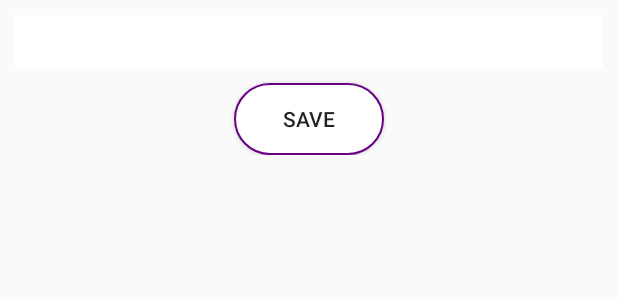
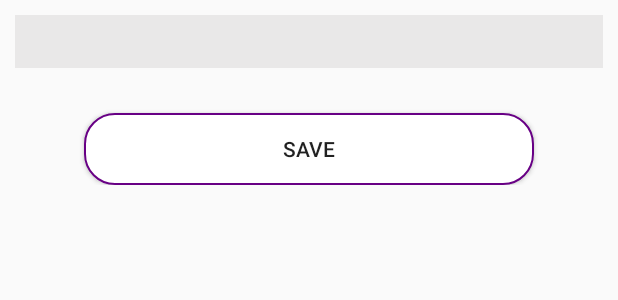
Before and after one commit to MikeAde1/ClipboardManager, an Android app: the layout fragment_edit_clip_board.xml on its own in the app's theme, with its tools: preview values and no code run, on a phone screen of 412 x 824 dp. Shown: the top 300 px of the screen. Run offline under Robolectric (Android 15) with nearby library versions, the phone set to English and light mode, and no system bars; Roboto replaces fonts that are not available here.

Commit message:
Change view dimensions and attributes

```diff
--- a/app/src/main/res/drawable/ic_content_copy_black_24dp.xml
+++ b/app/src/main/res/drawable/ic_content_copy_black_24dp.xml
@@ -4,6 +4,6 @@
         android:viewportWidth="24.0"
         android:viewportHeight="24.0">
     <path
-        android:fillColor="#FF000000"
+        android:fillColor="#FFFFFF"
         android:pathData="M16,1L4,1c-1.1,0 -2,0.9 -2,2v14h2L4,3h12L16,1zM19,5L8,5c-1.1,0 -2,0.9 -2,2v14c0,1.1 0.9,2 2,2h11c1.1,0 2,-0.9 2,-2L21,7c0,-1.1 -0.9,-2 -2,-2zM19,21L8,21L8,7h11v14z"/>
 </vector>
--- a/app/src/main/res/drawable/save_button.xml
+++ b/app/src/main/res/drawable/save_button.xml
@@ -5,7 +5,7 @@
     <stroke android:width="1dp"
             android:color= "@color/colorPrimary"/>
 
-    <corners android:radius="40dp"/>
+    <corners android:radius="20dp"/>
     <solid android:color="#FFFFFF"/>
 
 </shape>
--- a/app/src/main/res/layout/adapter_floating_icon.xml
+++ b/app/src/main/res/layout/adapter_floating_icon.xml
@@ -7,6 +7,7 @@
         android:layout_marginTop="2dp"
         android:layout_marginLeft="2dp"
         android:padding="1dp"
+        android:layout_marginBottom="2dp"
         android:layout_marginStart="2dp">
     <RelativeLayout
             android:layout_width="match_parent"
--- a/app/src/main/res/layout/fragment_edit_clip_board.xml
+++ b/app/src/main/res/layout/fragment_edit_clip_board.xml
@@ -18,14 +18,17 @@
                     android:layout_height="wrap_content"
                     android:layout_margin="10dp"
                     android:padding="5dp"
-                    android:background="@color/cardview_light_background"/>
+                    android:background="#E9E8E8"/>
 
-            <Button android:layout_width="100dp"
+            <Button
+                    android:layout_width="300dp"
                     android:layout_height="wrap_content"
                     android:id="@+id/btn_update"
+                    android:layout_marginTop="20dp"
                     android:layout_gravity="center_horizontal"
                     android:text="@string/save"
-            android:background="@drawable/save_button"/>
+                    android:elevation="10dp"
+                    android:background="@drawable/save_button"/>
         </LinearLayout>
     </ScrollView>
 </FrameLayout>
```
Also changed, not shown: app/src/main/res/layout/item_notes.xml (+5 -3 lines).
